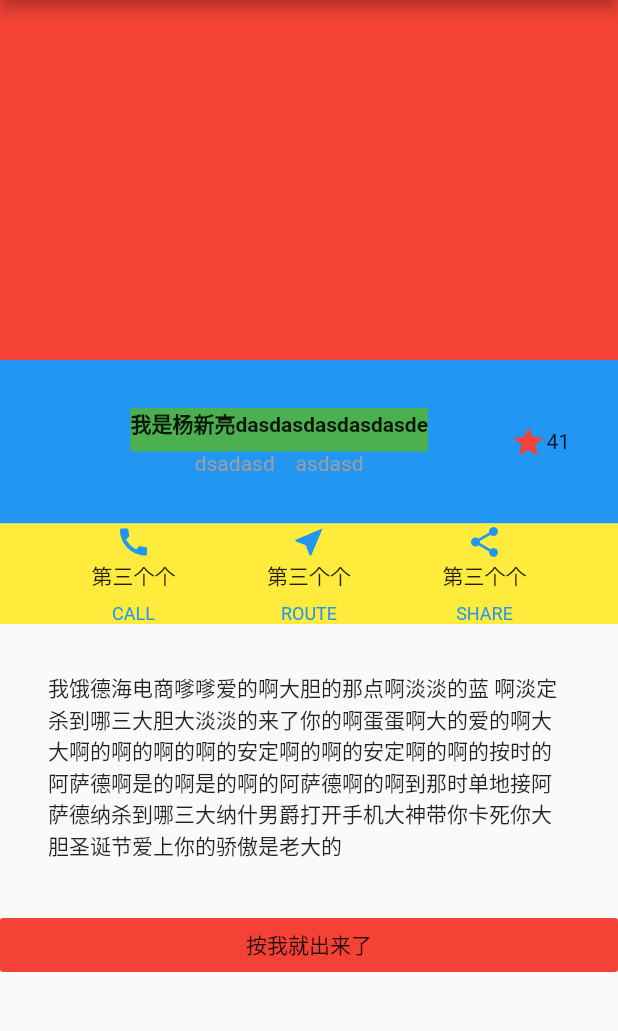
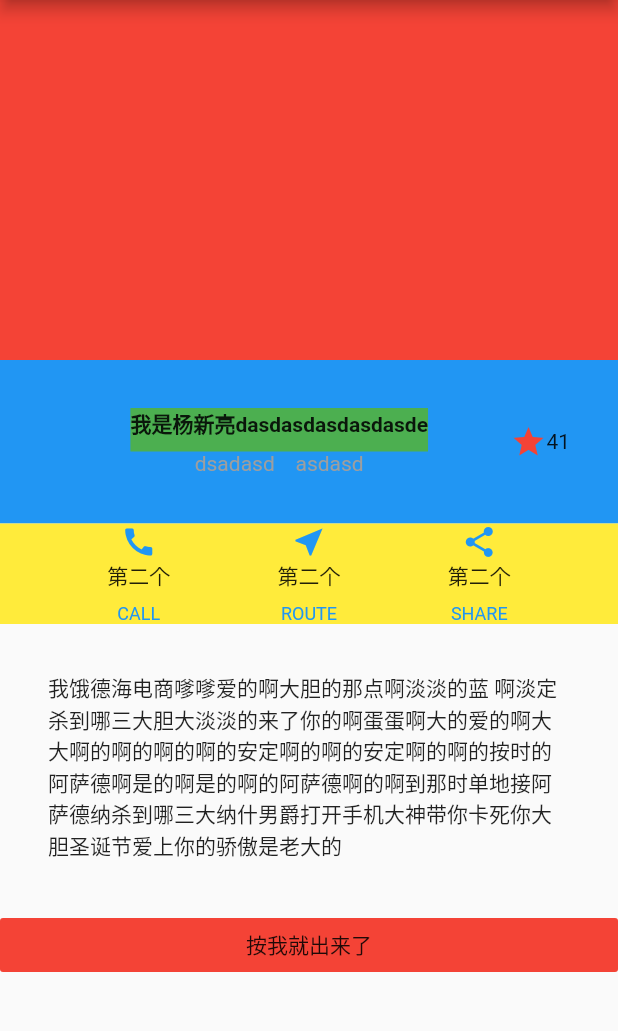
Before and after one commit to yangxinliang/flutter_app_demo, a Flutter app: the NewRoute screen opened by its route, on a phone screen of 412 x 824 dp, the part 84-1115 px from its top. Run offline on Flutter 3.47's test engine with Material 2 defaults, Android fonts, the phone set to English and light mode, and no system bars.

Commit message:
大大大

```diff
--- a/flutter_app/lib/PageRoute.dart
+++ b/flutter_app/lib/PageRoute.dart
@@ -26,7 +26,7 @@ class NewRoute extends StatefulWidget {
       mainAxisAlignment: MainAxisAlignment.center,
       children: [
         new Icon(icon, color: color),
-        new Text("第三个个"),
+        new Text("第二个"),
         new Container(
           margin: const EdgeInsets.only(top: 8.0),
           child: new Text(
```
